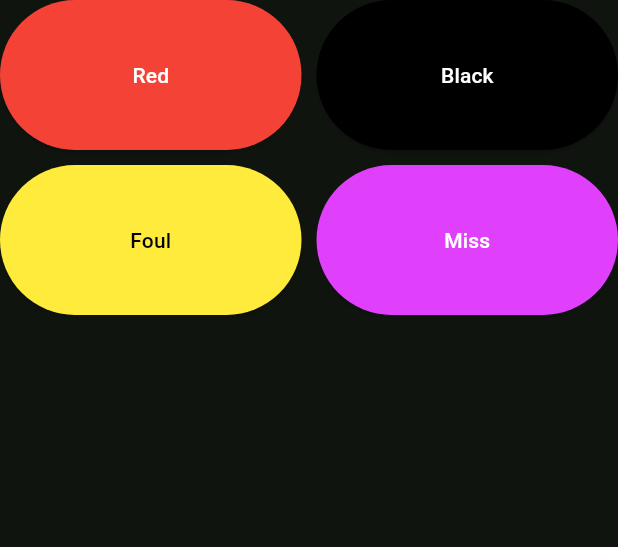
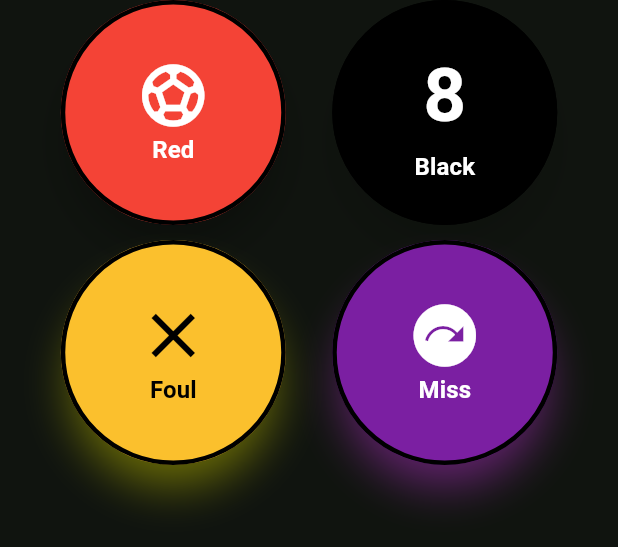
Before and after one commit to ben-fletcher/Pooker, a Flutter app: the ActionButtons widget shown alone on an empty page, opened directly, on a phone screen of 412 x 824 dp. Shown: the top 547 px of the screen. Run offline on Flutter 3.47's test engine with Material 3 defaults, Android fonts, the phone set to English and light mode, and no system bars.

Commit message:
Improved button styling

```diff
--- a/lib/widgets/action_buttons.dart
+++ b/lib/widgets/action_buttons.dart
@@ -12,8 +12,7 @@ class ActionButtons extends StatelessWidget {
       spacing: 10,
       children: <Widget>[
         Row(
-          mainAxisAlignment: MainAxisAlignment.center,
-          spacing: 10,
+          spacing: -50,
           children: <Widget>[
             Expanded(
               child: ElevatedButton(
@@ -23,10 +22,28 @@ class ActionButtons extends StatelessWidget {
                           GameEvent(potted: true, colour: BallColour.Red));
                 },
                 style: ElevatedButton.styleFrom(
-                    minimumSize: Size(double.infinity, 100),
+                    shape: CircleBorder(),
+                    minimumSize: Size(150, 150),
                     backgroundColor: Colors.red,
-                    foregroundColor: Colors.white),
-                child: const Text("Red"),
+                    foregroundColor: Colors.white,
+                    shadowColor: Colors.black,
+                    elevation: 10,
+                    side: BorderSide(color: Colors.black, width: 3)),
+                child: Column(
+                  mainAxisAlignment: MainAxisAlignment.center,
+                  children: const [
+                    Icon(
+                      Icons.sports_soccer_outlined,
+                      size: 50,
+                      color: Colors.white,
+                    ),
+                    Text(
+                      "Red",
+                      style:
+                          TextStyle(fontSize: 16, fontWeight: FontWeight.bold),
+                    ),
+                  ],
+                ),
               ),
             ),
             Expanded(
@@ -37,17 +54,37 @@ class ActionButtons extends StatelessWidget {
                           GameEvent(potted: true, colour: BallColour.Black));
                 },
                 style: ElevatedButton.styleFrom(
-                    minimumSize: Size(double.infinity, 100),
+                    shape: CircleBorder(),
+                    minimumSize: Size(150, 150),
                     backgroundColor: Colors.black,
-                    foregroundColor: Colors.white),
-                child: const Text("Black"),
+                    foregroundColor: Colors.white,
+                    shadowColor: Colors.black54,
+                    elevation: 10,
+                    side: BorderSide(color: Colors.black, width: 3)),
+                child: Column(
+                  mainAxisAlignment: MainAxisAlignment.center,
+                  children: const [
+                    Text(
+                      "8",
+                      style: TextStyle(
+                        fontSize: 50,
+                        fontWeight: FontWeight.bold,
+                      ),
+                    ),
+                    Text(
+                      "Black",
+                      style:
+                          TextStyle(fontSize: 16, fontWeight: FontWeight.bold),
+                    ),
+                  ],
+                ),
               ),
             ),
           ],
         ),
         Row(
           mainAxisAlignment: MainAxisAlignment.center,
-          spacing: 10,
+          spacing: -50,
           children: <Widget>[
             Expanded(
               child: ElevatedButton(
@@ -57,10 +94,28 @@ class ActionButtons extends StatelessWidget {
                           foul: true, colour: BallColour.Red, potted: true));
                 },
                 style: ElevatedButton.styleFrom(
-                    minimumSize: Size(double.infinity, 100),
-                    backgroundColor: Colors.yellow.shade500,
-                    foregroundColor: Colors.black),
-                child: const Text("Foul"),
+                    shape: CircleBorder(),
+                    minimumSize: Size(150, 150),
+                    backgroundColor: Colors.yellow.shade700,
+                    foregroundColor: Colors.black,
+                    shadowColor: Colors.yellowAccent,
+                    elevation: 10,
+                    side: BorderSide(color: Colors.black, width: 3)),
+                child: Column(
+                  mainAxisAlignment: MainAxisAlignment.center,
+                  children: const [
+                    Icon(
+                      Icons.close,
+                      size: 50,
+                      color: Colors.black,
+                    ),
+                    Text(
+                      "Foul",
+                      style:
+                          TextStyle(fontSize: 16, fontWeight: FontWeight.bold),
+                    ),
+                  ],
+                ),
               ),
             ),
             Expanded(
@@ -71,10 +126,28 @@ class ActionButtons extends StatelessWidget {
                           GameEvent(potted: false, colour: BallColour.Na));
                 },
                 style: ElevatedButton.styleFrom(
-                    minimumSize: Size(double.infinity, 100),
-                    backgroundColor: Colors.purpleAccent,
-                    foregroundColor: Colors.white),
-                child: const Text("Miss"),
+                    shape: CircleBorder(),
+                    minimumSize: Size(150, 150),
+                    backgroundColor: Colors.purple.shade700,
+                    foregroundColor: Colors.white,
+                    shadowColor: Colors.purpleAccent,
+                    elevation: 10,
+                    side: BorderSide(color: Colors.black, width: 3)),
+                child: Column(
+                  mainAxisAlignment: MainAxisAlignment.center,
+                  children: const [
+                    Icon(
+                      Icons.next_plan,
+                      size: 50,
+                      color: Colors.white,
+                    ),
+                    Text(
+                      "Miss",
+                      style:
+                          TextStyle(fontSize: 16, fontWeight: FontWeight.bold),
+                    ),
+                  ],
+                ),
               ),
             ),
           ],
```
